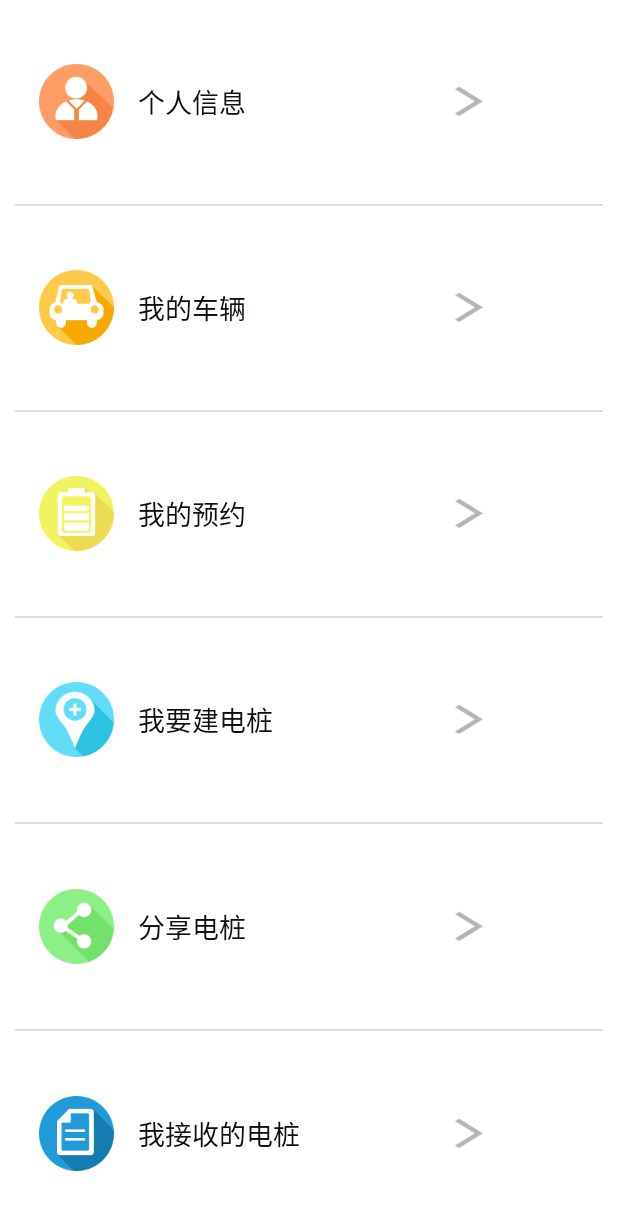
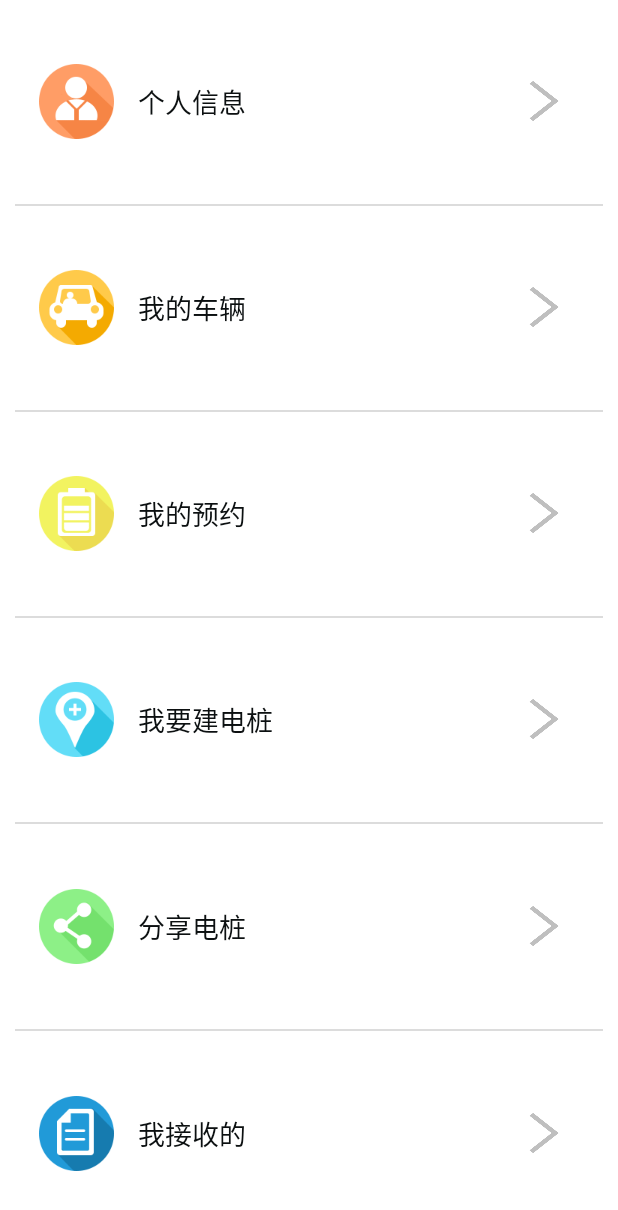
Before and after one commit to jinsen47/iCharge, an Android app: the layout fragment_profile.xml on its own in the app's theme, with its tools: preview values and no code run, on a phone screen of 412 x 824 dp. Shown: the top 1210 px of the screen. Run offline under Robolectric (Android 15) with nearby library versions, the light colour scheme and no system bars.

Commit message:
improve ui
Signed-off-by: wangyifan <573629849@qq.com>

```diff
--- a/Client/app/src/main/AndroidManifest.xml
+++ b/Client/app/src/main/AndroidManifest.xml
@@ -95,7 +95,7 @@
 
         <meta-data
             android:name="com.baidu.lbsapi.API_KEY"
-            android:value="TBo7p0wyDoDdhqPISzRf0UPt" >
+            android:value="qDdczMLdPWqDRGT2gxEMklxL" >
             <!-- Jinsen Key -->
             <!-- Wangyifan key -->
             <!--android:value="qDdczMLdPWqDRGT2gxEMklxL" >-->
--- a/Client/app/src/main/java/com/icharge/ui/profile/MyBuildChargeActivity.java
+++ b/Client/app/src/main/java/com/icharge/ui/profile/MyBuildChargeActivity.java
@@ -16,7 +16,5 @@
         super.onCreate(savedInstanceState);
         requestWindowFeature(Window.FEATURE_NO_TITLE);
         setContentView(R.layout.my_build_charge);
-
-
     }
 }
--- a/Client/app/src/main/res/layout/fragment_profile.xml
+++ b/Client/app/src/main/res/layout/fragment_profile.xml
@@ -25,17 +25,21 @@
                 android:orientation="vertical">
 
 
-                <LinearLayout
+                <RelativeLayout
                     android:layout_width="fill_parent"
-                    android:layout_height="wrap_content"
+                    android:layout_height="0dp"
                     android:id="@+id/person_info_detail"
                     android:layout_weight="1"
+                    android:orientation="horizontal"
                     >
 
                     <FrameLayout
                         android:layout_width="wrap_content"
                         android:layout_height="wrap_content"
-                        android:layout_gravity="center"
+                        android:id="@+id/frame1"
+                        android:layout_centerVertical="true"
+                        android:layout_alignParentLeft="true"
+
                         >
                         <ImageView
                             android:adjustViewBounds="true"
@@ -52,33 +56,39 @@
 
 
 
-                    <TextView android:layout_width="180dp"
+                    <TextView
+                        android:layout_width="wrap_content"
                         android:layout_height="fill_parent"
                         android:text="个人信息"
                         android:textColor="@color/person_line_text_color"
                         android:gravity="left|center"
                         android:textSize="@dimen/all_page_sub_text_size"
+                        android:layout_toRightOf="@id/frame1"
                         />
 
                     <FrameLayout
                         android:layout_width="wrap_content"
                         android:layout_height="wrap_content"
-                        android:layout_gravity="center"
+                        android:layout_alignParentRight="true"
+                        android:layout_centerVertical="true"
+
                         >
+
+                        <TextView
+                            android:layout_width="40dp"
+                            android:layout_height="40dp"
+                            android:layout_gravity="center"
+                            android:background="@drawable/turn_left2" />
+
                         <ImageView
                             android:adjustViewBounds="true"
                             android:scaleType ="fitXY"
-                            android:layout_width="@dimen/person_info_framelayout_image_w"
-                            android:layout_height="@dimen/person_info_framelayout_image_h" />
-
-                        <TextView
-                            android:layout_width="@dimen/person_info_framelayout_turn_w"
-                            android:layout_height="@dimen/person_info_framelayout_turn_h"
-                            android:layout_gravity="center"
-                            android:background="@drawable/turn_left" />
+                            android:layout_width="82dp"
+                            android:layout_height="82dp"
+                            android:layout_gravity="right|center_vertical" />
                     </FrameLayout>
 
-                </LinearLayout>
+                </RelativeLayout>
 
 
 
@@ -90,17 +100,20 @@
 
 
 
-                <LinearLayout
+                <RelativeLayout
                     android:layout_width="fill_parent"
-                    android:layout_height="wrap_content"
+                    android:layout_height="0dp"
                     android:id="@+id/person_car"
                     android:layout_weight="1"
+                    android:orientation="horizontal"
                     >
 
                     <FrameLayout
                         android:layout_width="wrap_content"
                         android:layout_height="wrap_content"
-                        android:layout_gravity="center"
+                        android:id="@+id/frame2"
+                        android:layout_centerVertical="true"
+                        android:layout_alignParentLeft="true"
                         >
                         <ImageView
                             android:adjustViewBounds="true"
@@ -123,11 +136,13 @@
                         android:textColor="@color/person_line_text_color"
                         android:gravity="left|center"
                         android:textSize="@dimen/all_page_sub_text_size"
+                        android:layout_toRightOf="@id/frame2"
                         />
                     <FrameLayout
                         android:layout_width="wrap_content"
                         android:layout_height="wrap_content"
-                        android:layout_gravity="center"
+                        android:layout_alignParentRight="true"
+                        android:layout_centerVertical="true"
                         >
                         <ImageView
                             android:adjustViewBounds="true"
@@ -136,14 +151,14 @@
                             android:layout_height="@dimen/person_info_framelayout_image_h" />
 
                         <TextView
-                            android:layout_width="@dimen/person_info_framelayout_turn_w"
-                            android:layout_height="@dimen/person_info_framelayout_turn_h"
+                            android:layout_width="40dp"
+                            android:layout_height="40dp"
                             android:layout_gravity="center"
-                            android:background="@drawable/turn_left" />
+                            android:background="@drawable/turn_left2" />
                     </FrameLayout>
 
 
-                </LinearLayout>
+                </RelativeLayout>
 
                 <ImageView
                     android:layout_width="fill_parent"
@@ -152,19 +167,20 @@
                     />
 
 
-
-
-                <LinearLayout
+                <RelativeLayout
                     android:layout_width="fill_parent"
-                    android:layout_height="wrap_content"
+                    android:layout_height="0dp"
                     android:id="@+id/person_order"
                     android:layout_weight="1"
+                    android:orientation="horizontal"
                     >
 
                     <FrameLayout
                         android:layout_width="wrap_content"
                         android:layout_height="wrap_content"
-                        android:layout_gravity="center"
+                        android:id="@+id/frame3"
+                        android:layout_centerVertical="true"
+                        android:layout_alignParentLeft="true"
                         >
                         <ImageView
                             android:adjustViewBounds="true"
@@ -187,11 +203,13 @@
                         android:textColor="@color/person_line_text_color"
                         android:gravity="left|center"
                         android:textSize="@dimen/all_page_sub_text_size"
+                        android:layout_toRightOf="@id/frame3"
                         />
                     <FrameLayout
                         android:layout_width="wrap_content"
                         android:layout_height="wrap_content"
-                        android:layout_gravity="center"
+                        android:layout_alignParentRight="true"
+                        android:layout_centerVertical="true"
                         >
                         <ImageView
                             android:adjustViewBounds="true"
@@ -200,19 +218,12 @@
                             android:layout_height="@dimen/person_info_framelayout_image_h" />
 
                         <TextView
-                            android:layout_width="@dimen/person_info_framelayout_turn_w"
-                            android:layout_height="@dimen/person_info_framelayout_turn_h"
+                            android:layout_width="40dp"
+                            android:layout_height="40dp"
                             android:layout_gravity="center"
-                            android:background="@drawable/turn_left" />
+                            android:background="@drawable/turn_left2" />
                     </FrameLayout>
-
-
-                </LinearLayout>
-
-
-
-
-
+                </RelativeLayout>
 
                 <ImageView
                     android:layout_width="fill_parent"
@@ -220,20 +231,20 @@
                     android:background="@color/person_divider"
                     />
 
-
-
-
-                <LinearLayout
+                <RelativeLayout
                     android:layout_width="fill_parent"
-                    android:layout_height="wrap_content"
+                    android:layout_height="0dp"
                     android:id="@+id/iwill_bulid"
                     android:layout_weight="1"
+                    android:orientation="horizontal"
                     >
 
                     <FrameLayout
                         android:layout_width="wrap_content"
                         android:layout_height="wrap_content"
-                        android:layout_gravity="center"
+                        android:id="@+id/frame4"
+                        android:layout_centerVertical="true"
+                        android:layout_alignParentLeft="true"
                         >
                         <ImageView
                             android:id="@+id/bulid"
@@ -257,11 +268,13 @@
                         android:textColor="@color/person_line_text_color"
                         android:gravity="left|center"
                         android:textSize="@dimen/all_page_sub_text_size"
+                        android:layout_toRightOf="@id/frame4"
                         />
                     <FrameLayout
                         android:layout_width="wrap_content"
                         android:layout_height="wrap_content"
-                        android:layout_gravity="center"
+                        android:layout_alignParentRight="true"
+                        android:layout_centerVertical="true"
                         >
                         <ImageView
                             android:adjustViewBounds="true"
@@ -270,13 +283,13 @@
                             android:layout_height="@dimen/person_info_framelayout_image_h" />
 
                         <TextView
-                            android:layout_width="@dimen/person_info_framelayout_turn_w"
-                            android:layout_height="@dimen/person_info_framelayout_turn_h"
+                            android:layout_width="40dp"
+                            android:layout_height="40dp"
                             android:layout_gravity="center"
-                            android:background="@drawable/turn_left" />
+                            android:background="@drawable/turn_left2" />
                     </FrameLayout>
 
-                </LinearLayout>
+                </RelativeLayout>
 
 
                 <ImageView
@@ -289,17 +302,20 @@
 
 
 
-                <LinearLayout
+                <RelativeLayout
                     android:layout_width="fill_parent"
-                    android:layout_height="wrap_content"
+                    android:layout_height="0dp"
                     android:id="@+id/person_share"
                     android:layout_weight="1"
+                    android:orientation="horizontal"
                     >
 
                     <FrameLayout
                         android:layout_width="wrap_content"
                         android:layout_height="wrap_content"
-                        android:layout_gravity="center"
+                        android:id="@+id/frame5"
+                        android:layout_centerVertical="true"
+                        android:layout_alignParentLeft="true"
                         >
                         <ImageView
                             android:id="@+id/share"
@@ -323,12 +339,14 @@
                         android:textColor="@color/person_line_text_color"
                         android:gravity="left|center"
                         android:textSize="@dimen/all_page_sub_text_size"
+                        android:layout_toRightOf="@id/frame5"
                         />
 
                     <FrameLayout
                         android:layout_width="wrap_content"
                         android:layout_height="wrap_content"
-                        android:layout_gravity="center"
+                        android:layout_alignParentRight="true"
+                        android:layout_centerVertical="true"
                         >
                         <ImageView
                             android:adjustViewBounds="true"
@@ -337,12 +355,12 @@
                             android:layout_height="@dimen/person_info_framelayout_image_h" />
 
                         <TextView
-                            android:layout_width="@dimen/person_info_framelayout_turn_w"
-                            android:layout_height="@dimen/person_info_framelayout_turn_h"
+                            android:layout_width="40dp"
+                            android:layout_height="40dp"
                             android:layout_gravity="center"
-                            android:background="@drawable/turn_left" />
+                            android:background="@drawable/turn_left2" />
                     </FrameLayout>
-                </LinearLayout>
+                </RelativeLayout>
 
 
 
@@ -356,17 +374,20 @@
 
 
 
-                <LinearLayout
+                <RelativeLayout
                     android:layout_width="fill_parent"
-                    android:layout_height="wrap_content"
+                    android:layout_height="0dp"
                     android:id="@+id/person_ac_order"
                     android:layout_weight="1"
+                    android:orientation="horizontal"
                     >
 
                     <FrameLayout
                         android:layout_width="wrap_content"
                         android:layout_height="wrap_content"
-                        android:layout_gravity="center"
+                        android:id="@+id/frame6"
+                        android:layout_centerVertical="true"
+                        android:layout_alignParentLeft="true"
                         >
                         <ImageView
                             android:id="@+id/ivVideo"
@@ -386,16 +407,18 @@
 
                     <TextView android:layout_width="180dp"
                         android:layout_height="fill_parent"
-                        android:text="我接收的电桩"
+                        android:text="我接收的"
                         android:textColor="@color/person_line_text_color"
                         android:gravity="left|center"
                         android:textSize="@dimen/all_page_sub_text_size"
+                        android:layout_toRightOf="@id/frame6"
                         />
 
                     <FrameLayout
                         android:layout_width="wrap_content"
                         android:layout_height="wrap_content"
-                        android:layout_gravity="center"
+                        android:layout_alignParentRight="true"
+                        android:layout_centerVertical="true"
                         >
                         <ImageView
                             android:adjustViewBounds="true"
@@ -404,12 +427,12 @@
                             android:layout_height="@dimen/person_info_framelayout_image_h" />
 
                         <TextView
-                            android:layout_width="@dimen/person_info_framelayout_turn_w"
-                            android:layout_height="@dimen/person_info_framelayout_turn_h"
+                            android:layout_width="40dp"
+                            android:layout_height="40dp"
                             android:layout_gravity="center"
-                            android:background="@drawable/turn_left" />
+                            android:background="@drawable/turn_left2" />
                     </FrameLayout>
-                </LinearLayout>
+                </RelativeLayout>
 
             </LinearLayout>
         </LinearLayout>
--- a/Client/app/src/main/res/layout/know_list.xml
+++ b/Client/app/src/main/res/layout/know_list.xml
@@ -5,7 +5,7 @@
     android:orientation="vertical" >
 
     <LinearLayout
-        android:layout_width="wrap_content"
+        android:layout_width="fill_parent"
         android:layout_height="wrap_content"
         android:layout_marginBottom="3dp"
         android:layout_marginLeft="6dp"
@@ -28,7 +28,7 @@
         </FrameLayout>
 
         <LinearLayout
-            android:layout_width="252dp"
+            android:layout_width="fill_parent"
             android:layout_height="82dp"
             android:layout_marginLeft="10dp"
             android:orientation="vertical" >
@@ -42,7 +42,7 @@
 
             <TextView
                 android:id="@+id/title"
-                android:layout_width="182dp"
+                android:layout_width="fill_parent"
                 android:layout_height="wrap_content"
                 android:maxLines="2"
                 android:paddingTop="8dp"
--- a/Client/app/src/main/res/layout/my_accept_order.xml
+++ b/Client/app/src/main/res/layout/my_accept_order.xml
@@ -2,7 +2,7 @@
 <LinearLayout xmlns:android="http://schemas.android.com/apk/res/android"
               android:layout_width="match_parent"
               android:layout_height="match_parent"
-              android:background="@color/order_charge_allpage_bg"
+              android:background="@color/background_all"
               android:orientation="vertical" >
 
 
@@ -23,7 +23,7 @@
         <TextView
                 android:layout_width="fill_parent"
                 android:layout_marginLeft="14dp"
-                android:background="@color/order_charge_allpage_bg"
+                android:background="@color/background_all"
                 android:text="一共3个记录"
                 android:textSize="@dimen/all_page_sub_text_size"
                 android:textColor="#300"
--- a/Client/app/src/main/res/layout/my_build_charge.xml
+++ b/Client/app/src/main/res/layout/my_build_charge.xml
@@ -2,7 +2,7 @@
 <LinearLayout xmlns:android="http://schemas.android.com/apk/res/android"
               android:layout_width="match_parent"
               android:layout_height="match_parent"
-              android:background="@color/order_charge_allpage_bg"
+              android:background="@color/background_all"
               android:orientation="vertical" >
 
     <TextView
--- a/Client/app/src/main/res/layout/my_car.xml
+++ b/Client/app/src/main/res/layout/my_car.xml
@@ -2,7 +2,7 @@
 <LinearLayout xmlns:android="http://schemas.android.com/apk/res/android"
               android:layout_width="match_parent"
               android:layout_height="match_parent"
-              android:background="@color/order_charge_allpage_bg"
+              android:background="@color/background_all"
               android:orientation="vertical" >
 
     <TextView
--- a/Client/app/src/main/res/layout/my_share.xml
+++ b/Client/app/src/main/res/layout/my_share.xml
@@ -2,7 +2,7 @@
 <LinearLayout xmlns:android="http://schemas.android.com/apk/res/android"
               android:layout_width="match_parent"
               android:layout_height="match_parent"
-              android:background="@color/order_charge_allpage_bg"
+              android:background="@color/background_all"
               android:orientation="vertical" >
 
     <TextView
--- a/Client/app/src/main/res/values/colors.xml
+++ b/Client/app/src/main/res/values/colors.xml
@@ -44,4 +44,6 @@
     <!--myorder -->
     <color name="myorder_line_bg">#FFF</color>
 
+    <color name="background_all">#EEEEEE</color>
+
 </resources>
```
Also changed, not shown: Client/app/src/main/java/com/icharge/ui/profile/ProfileFragment.java (+13 -13 lines), Client/app/src/main/res/layout/my_info.xml (+26 -31 lines), Client/app/src/main/res/layout/my_order.xml (+4 -3 lines), Client/app/src/main/res/drawable-hdpi/turn_left2.png (added).
